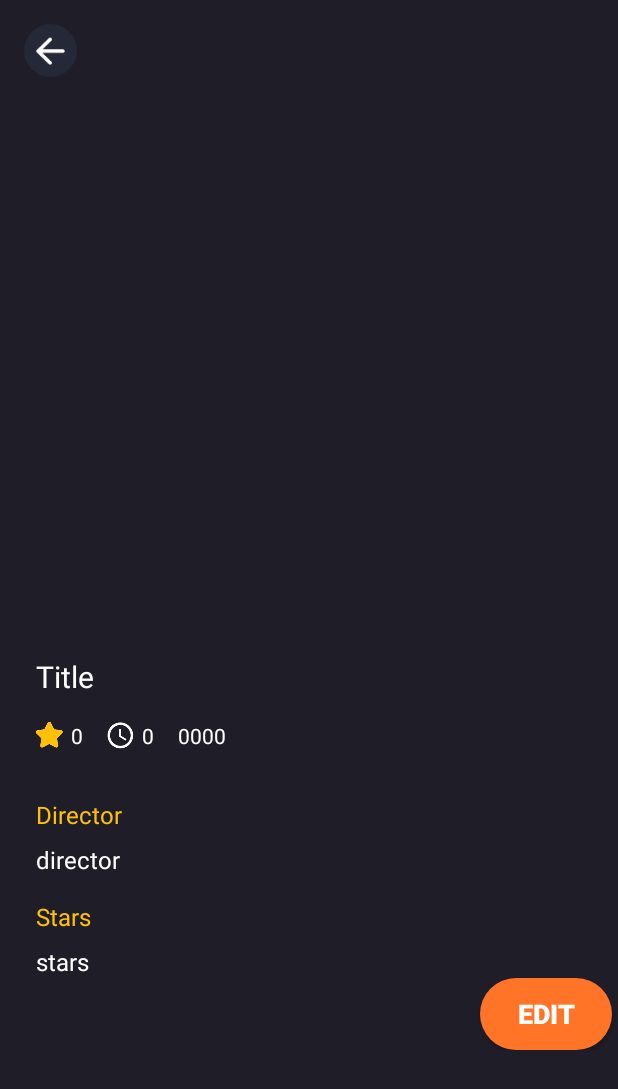
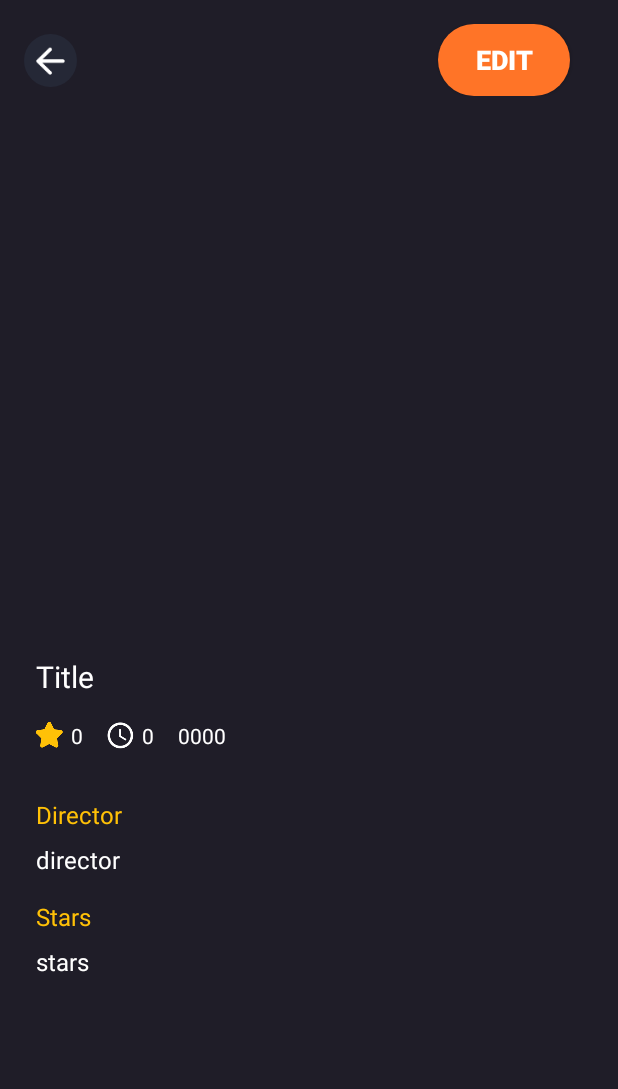
Before and after one commit to AaroInginmaa/Elokuvatietokanta, an Android app: the fragment MovieDetailFragment shown on its own in the app's theme, on a phone screen of 412 x 824 dp. Shown: the top 1089 px of the screen. Run offline under Robolectric (Android 15) with nearby library versions, the phone set to English and light mode, and no system bars; 3 statements that could not run were skipped.

Commit message:
UUSI TOIMIVA

```diff
--- a/app/src/main/res/layout/fragment_movie_detail.xml
+++ b/app/src/main/res/layout/fragment_movie_detail.xml
@@ -70,6 +70,22 @@
                     android:src="@drawable/back"
                     app:layout_constraintBottom_toBottomOf="parent"
                     app:layout_constraintStart_toStartOf="parent"
+                    app:layout_constraintTop_toTopOf="parent" />
+
+                <androidx.appcompat.widget.AppCompatButton
+                    android:id="@+id/editButton"
+                    android:layout_width="wrap_content"
+                    android:layout_height="wrap_content"
+                    android:layout_marginStart="240dp"
+                    android:layout_marginEnd="16dp"
+                    android:background="@drawable/orange_button_background"
+                    android:text="Edit"
+                    android:textColor="@color/white"
+                    android:textSize="18sp"
+                    android:textStyle="bold"
+                    app:layout_constraintBottom_toBottomOf="parent"
+                    app:layout_constraintEnd_toEndOf="parent"
+                    app:layout_constraintStart_toEndOf="@+id/backImage"
                     app:layout_constraintTop_toTopOf="parent" />
             </androidx.constraintlayout.widget.ConstraintLayout>
 
@@ -200,21 +216,6 @@
                 app:layout_constraintStart_toStartOf="@+id/textView19"
                 app:layout_constraintTop_toBottomOf="@+id/textView20" />
 
-            <androidx.appcompat.widget.AppCompatButton
-                android:id="@+id/editButton"
-                android:layout_width="wrap_content"
-                android:layout_height="wrap_content"
-                android:layout_marginStart="320dp"
-                android:background="@drawable/orange_button_background"
-                android:text="Edit"
-                android:textColor="@color/white"
-                android:textSize="18sp"
-                android:textStyle="bold"
-                app:layout_constraintEnd_toEndOf="parent"
-                app:layout_constraintHorizontal_bias="0.0"
-                app:layout_constraintStart_toStartOf="parent"
-                app:layout_constraintTop_toBottomOf="@id/detailStars" />
-
         </androidx.constraintlayout.widget.ConstraintLayout>
 
     </androidx.core.widget.NestedScrollView>
```
Also changed, not shown: app/src/main/java/com/example/emdb/fragments/EditMovieFragment.java (+9 -0 lines), app/src/main/res/layout/fragment_edit_movie.xml (+8 -0 lines).
